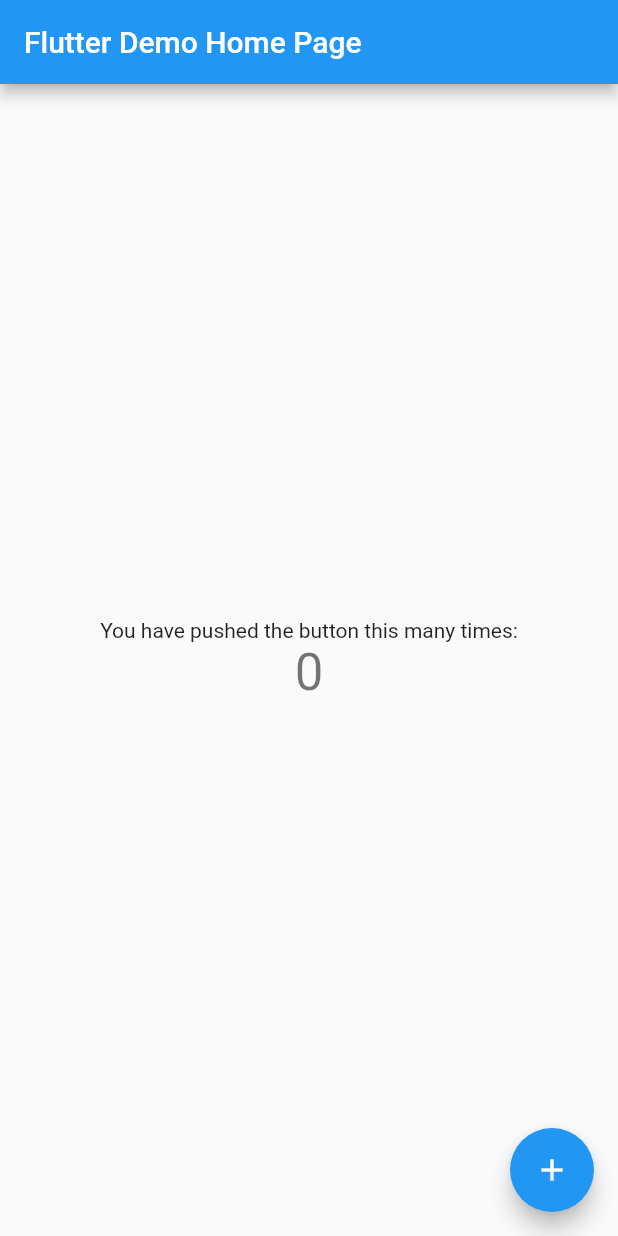
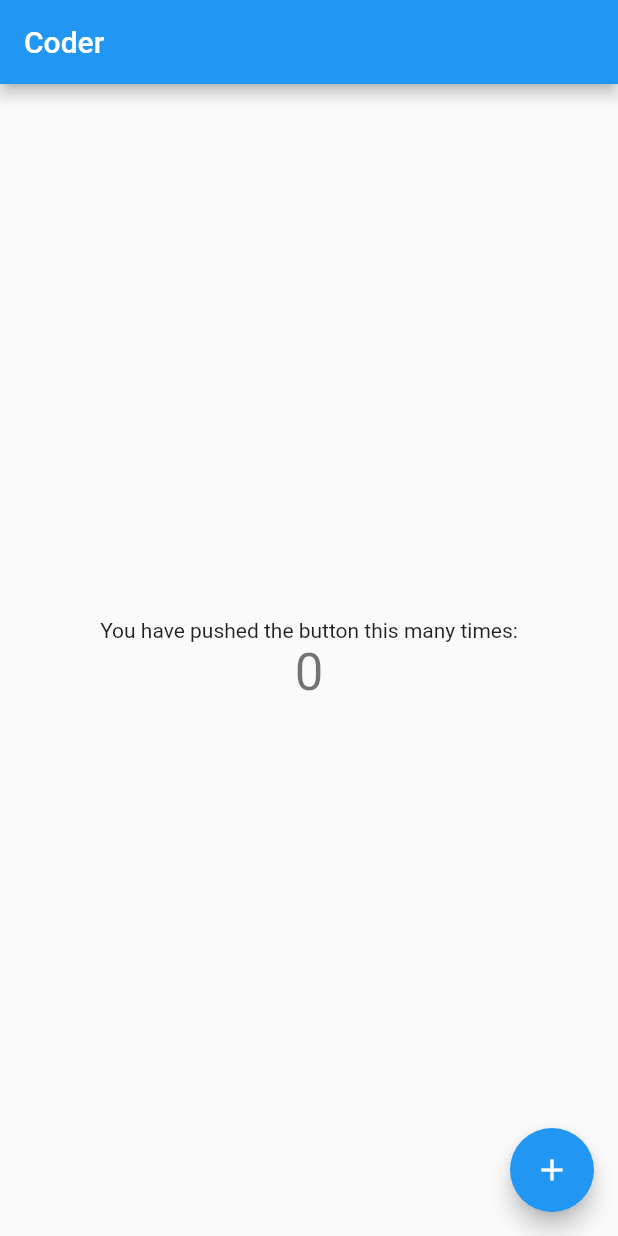
Before and after one commit to hangyu-feng/coder, a Flutter app: the screen it shows after launch, on a phone screen of 412 x 824 dp. Run offline on Flutter 3.47's test engine with Material 2 defaults, Android fonts, the phone set to English and light mode, and no system bars.

Commit message:
rename title

```diff
--- a/lib/main.dart
+++ b/lib/main.dart
@@ -26,7 +26,7 @@ class MyApp extends StatelessWidget {
         // closer together (more dense) than on mobile platforms.
         visualDensity: VisualDensity.adaptivePlatformDensity,
       ),
-      home: MyHomePage(title: 'Flutter Demo Home Page'),
+      home: MyHomePage(title: 'Coder'),
     );
   }
 }
```
Also changed, not shown: 1 other file.
